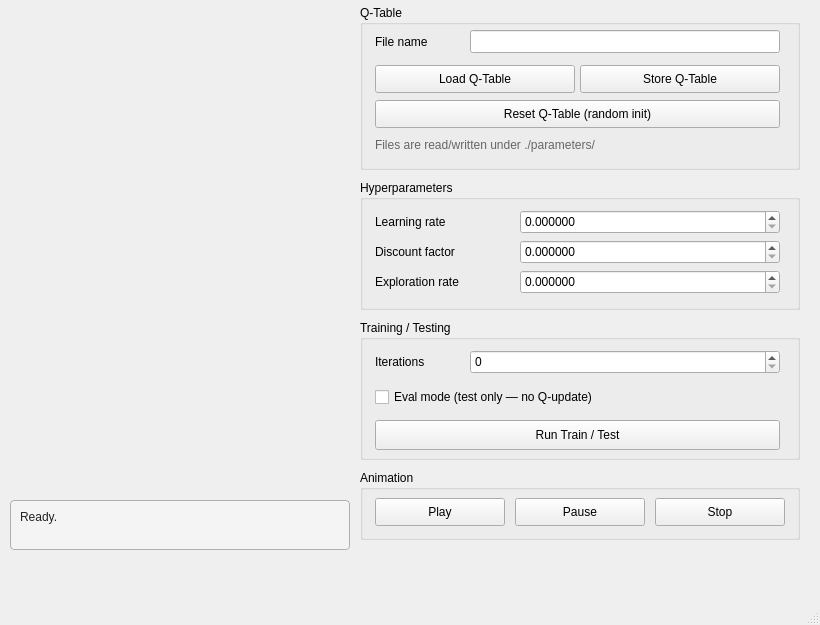
Before: the Qt Designer form src/mainwindow.ui in danpis04/carparking-main, drawn with Qt 5.
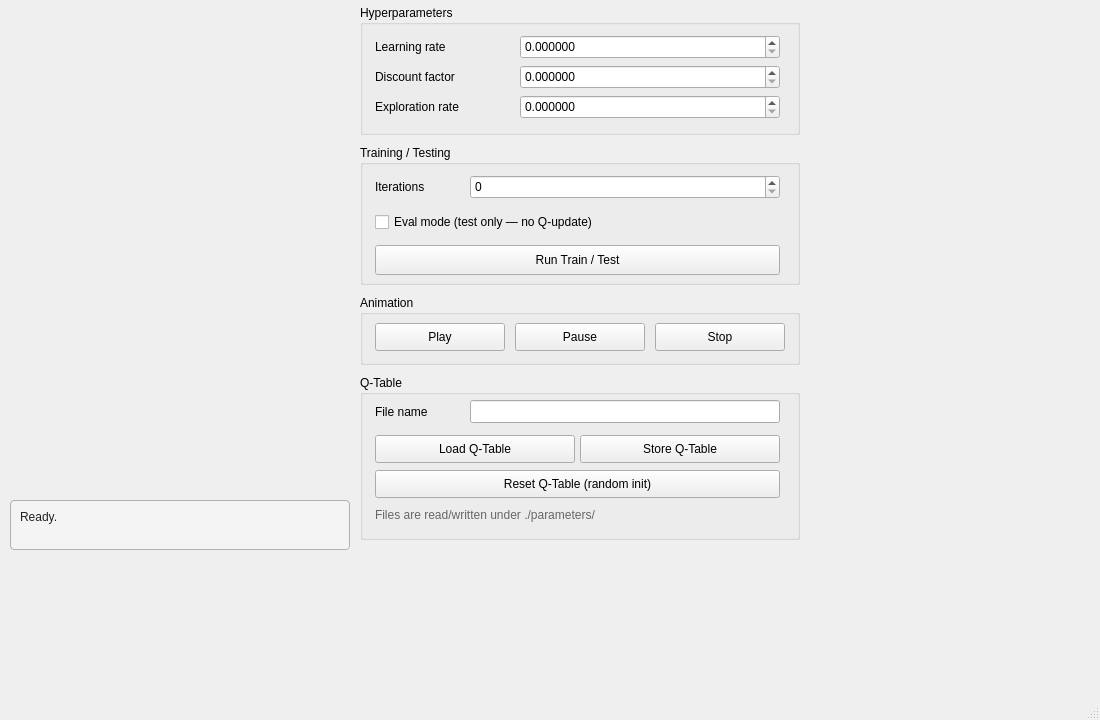
After: the same form once the commit is applied.

```diff
--- a/src/mainwindow.ui
+++ b/src/mainwindow.ui
@@ -6,10 +6,13 @@
    <rect>
     <x>0</x>
     <y>0</y>
-    <width>820</width>
-    <height>625</height>
+    <width>1100</width>
+    <height>720</height>
    </rect>
   </property>
+  <property name="minimumSize">
+   <size><width>820</width><height>600</height></size>
+  </property>
   <property name="windowTitle">
    <string>Car Parking RL</string>
   </property>
@@ -18,7 +21,7 @@
    <!-- ===== Q-Table persistence ===== -->
    <widget class="QGroupBox" name="qtableGroup">
     <property name="geometry">
-     <rect><x>360</x><y>5</y><width>440</width><height>165</height></rect>
+     <rect><x>360</x><y>375</y><width>440</width><height>165</height></rect>
     </property>
     <property name="title"><string>Q-Table</string></property>
     <widget class="QLabel" name="label_file">
@@ -50,7 +53,7 @@
    <!-- ===== Hyperparameters ===== -->
    <widget class="QGroupBox" name="hyperGroup">
     <property name="geometry">
-     <rect><x>360</x><y>180</y><width>440</width><height>130</height></rect>
+     <rect><x>360</x><y>5</y><width>440</width><height>130</height></rect>
     </property>
     <property name="title"><string>Hyperparameters</string></property>
     <widget class="QLabel" name="label_4">
@@ -88,7 +91,7 @@
    <!-- ===== Training / Testing ===== -->
    <widget class="QGroupBox" name="trainGroup">
     <property name="geometry">
-     <rect><x>360</x><y>320</y><width>440</width><height>140</height></rect>
+     <rect><x>360</x><y>145</y><width>440</width><height>140</height></rect>
     </property>
     <property name="title"><string>Training / Testing</string></property>
     <widget class="QLabel" name="label_2">
@@ -112,7 +115,7 @@
    <!-- ===== Animation ===== -->
    <widget class="QGroupBox" name="animGroup">
     <property name="geometry">
-     <rect><x>360</x><y>470</y><width>440</width><height>70</height></rect>
+     <rect><x>360</x><y>295</y><width>440</width><height>70</height></rect>
     </property>
     <property name="title"><string>Animation</string></property>
     <widget class="QPushButton" name="playButton">
```
Left out of the diff: 4 changed lines with no effect on the pictures.
